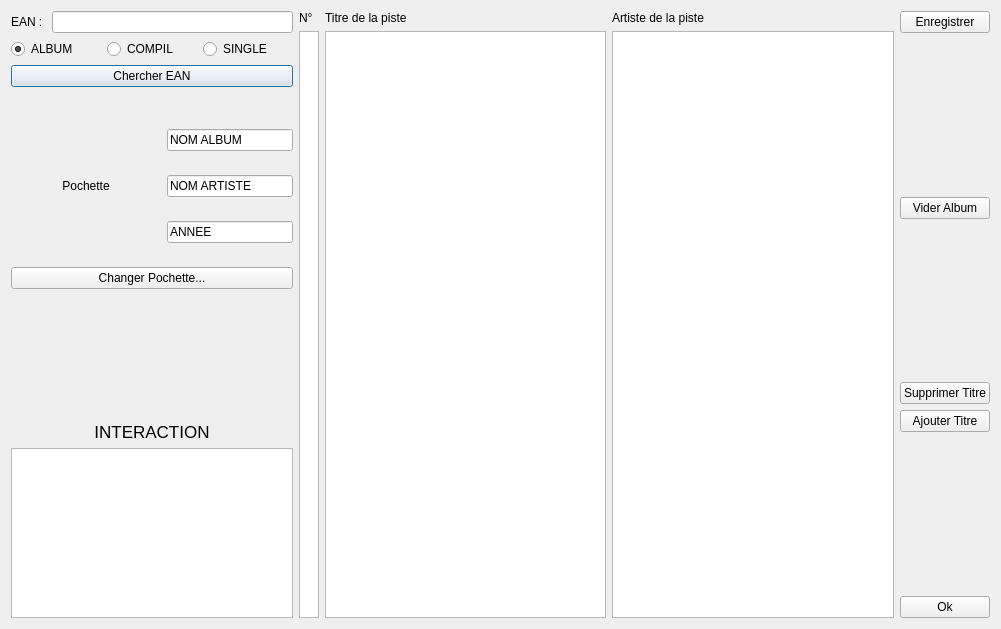
First picture: the form in projet-musique/core/dialogajouterphys.ui, repository toopoormaghell/projet-musique, before the edit.
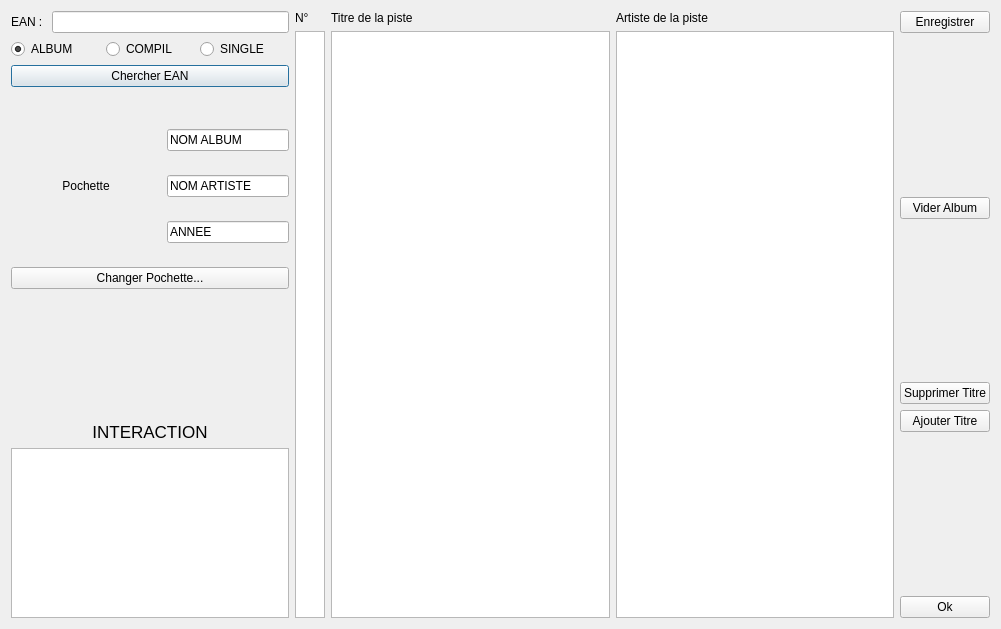
Second picture: the form after the edit.

The edit to the form file:
```diff
--- a/projet-musique/core/dialogajouterphys.ui
+++ b/projet-musique/core/dialogajouterphys.ui
@@ -192,13 +192,13 @@
       <widget class="QListWidget" name="Piste">
        <property name="minimumSize">
         <size>
-         <width>20</width>
+         <width>30</width>
          <height>0</height>
         </size>
        </property>
        <property name="maximumSize">
         <size>
-         <width>20</width>
+         <width>30</width>
          <height>16777215</height>
         </size>
        </property>
```
